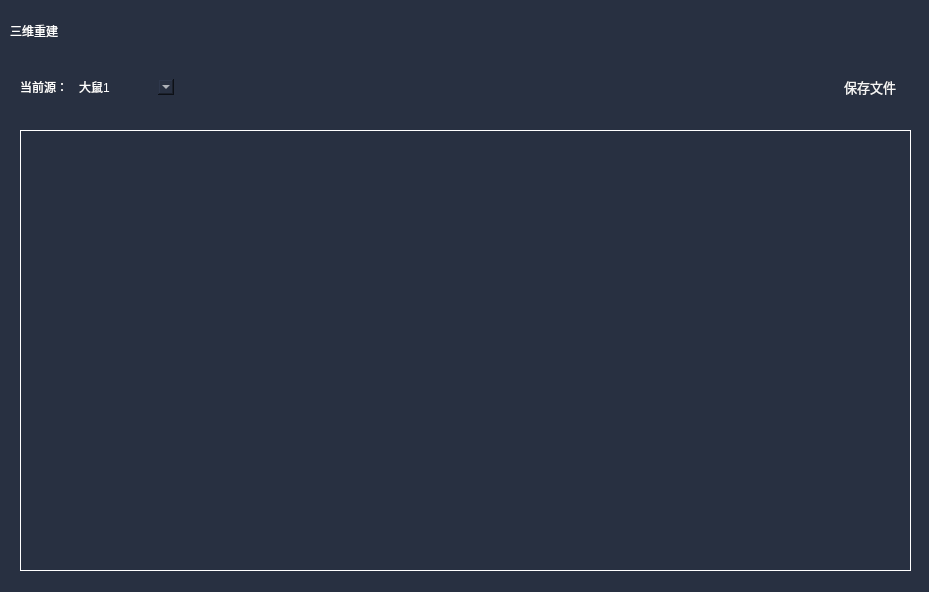
This is ui/tab4.ui in 2950067210dqy/pyqt6_project as Qt 5 draws it before an edit. The edited form follows.
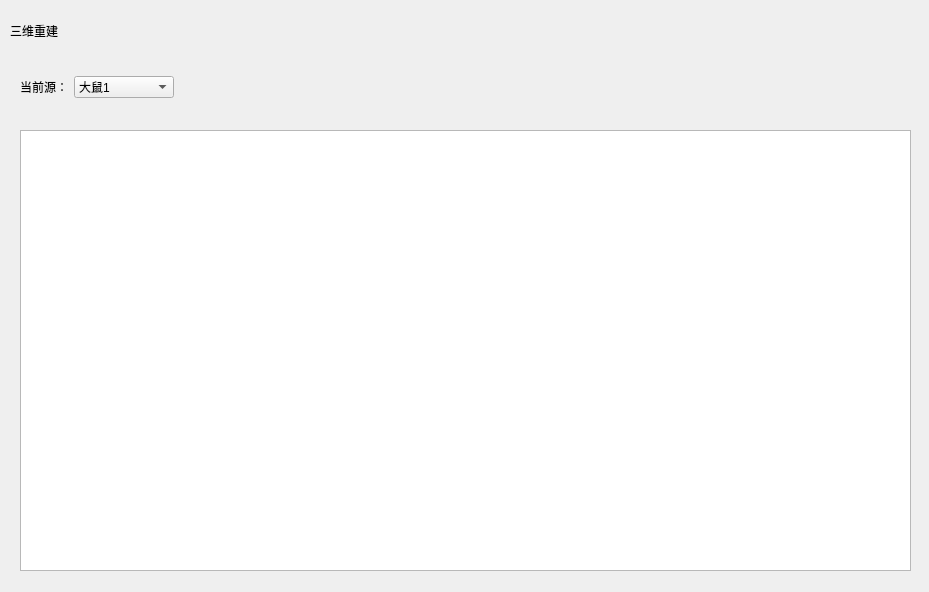
This is the edited form. Icons and pictures are not drawn.

Commit message: 1.4 修改样式图标完成 修改了qtdesigner的图标路径以及按钮的objectname 并且更改了图标文件的名称，确保按钮的objectname的前缀与图标名称一样，这样切换图标的时候可以直接找到！

Patch:
```diff
--- a/ui/tab4.ui
+++ b/ui/tab4.ui
@@ -14,21 +14,7 @@
    <string>Form</string>
   </property>
   <property name="styleSheet">
-   <string notr="true">*{
-border:none;
-}
-QWidget{
-
-	background:rgb(40, 48,65);
-color:white;
-}
-QGraphicsView{
-border:1px solid white;
-}
-QGroupBox{
-border:1px solid white
-}
-</string>
+   <string notr="true"/>
   </property>
   <widget class="QWidget" name="horizontalLayoutWidget">
    <property name="geometry">
@@ -120,21 +106,14 @@
       </property>
       <property name="font">
        <font>
-        <pointsize>-1</pointsize>
         <bold>false</bold>
        </font>
       </property>
       <property name="styleSheet">
-       <string notr="true">QPushButton{
-	color:rgb(245, 245, 245);
-	padding:15px;
-	background:rgb(40, 48,65);
-border：none;
-font-size:13px;
-}</string>
+       <string notr="true"/>
       </property>
       <property name="text">
-       <string>保存文件</string>
+       <string/>
       </property>
       <property name="icon">
        <iconset resource="../resource/mainPage.qrc">
```
Left out of the diff: 2 changed lines with no effect on the pictures. The commit also changes 71 other files.
